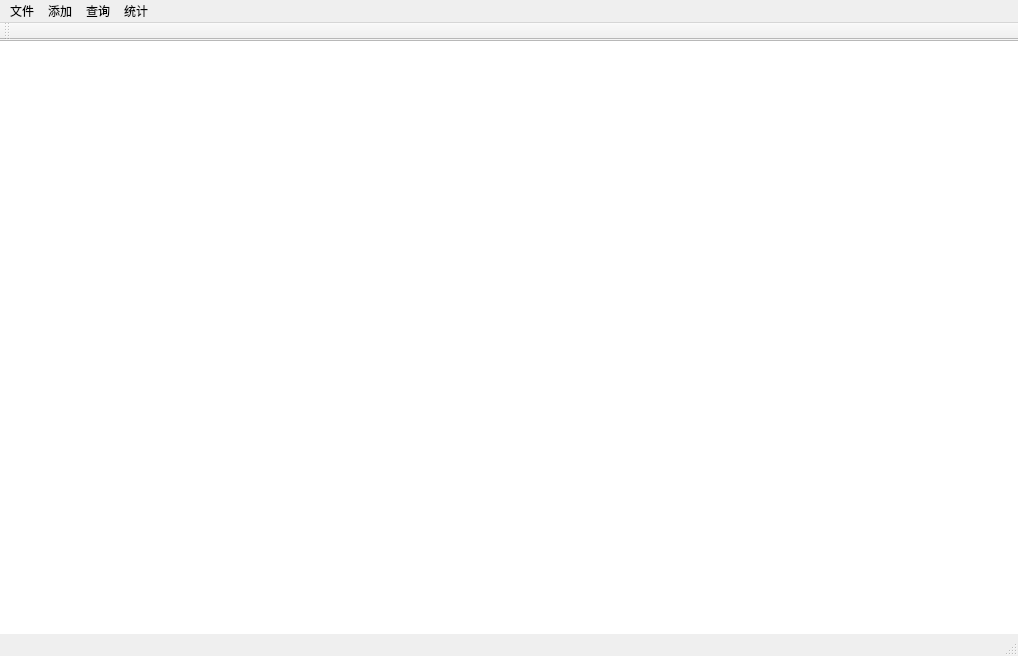
Above: Project/mainwindow.ui from viseator/C_Course_Design before the change. Below: the same form after it.
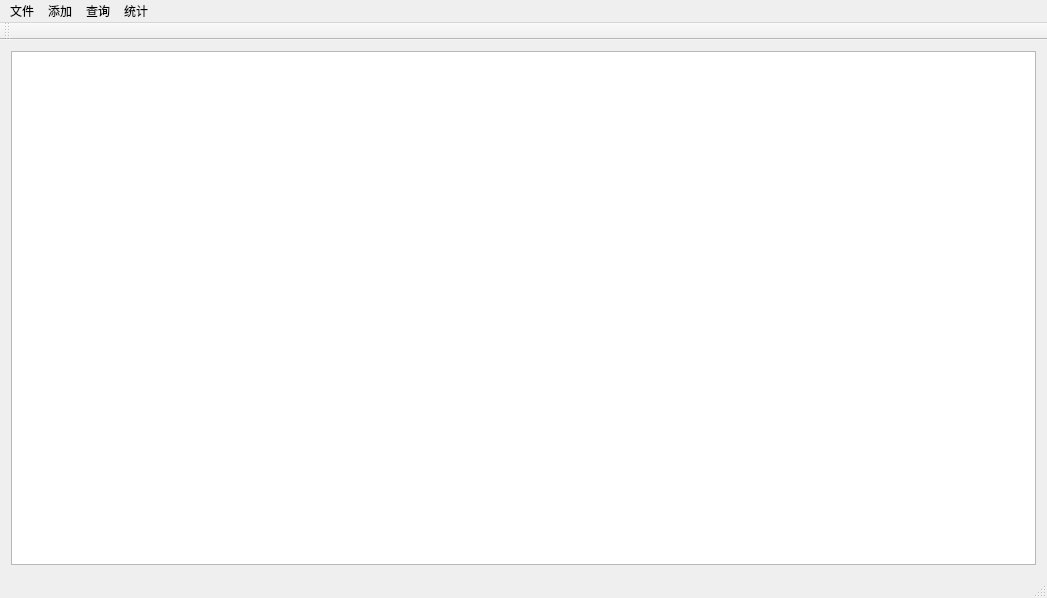
That is the form after the change.

What changed in the file:
```diff
--- a/Project/mainwindow.ui
+++ b/Project/mainwindow.ui
@@ -6,37 +6,26 @@
    <rect>
     <x>0</x>
     <y>0</y>
-    <width>1018</width>
-    <height>656</height>
+    <width>1047</width>
+    <height>598</height>
    </rect>
   </property>
   <property name="windowTitle">
    <string>学生信息管理系统</string>
   </property>
   <widget class="QWidget" name="centralWidget">
-   <widget class="QTableView" name="tableView">
-    <property name="geometry">
-     <rect>
-      <x>-10</x>
-      <y>0</y>
-      <width>1031</width>
-      <height>621</height>
-     </rect>
-    </property>
-    <property name="maximumSize">
-     <size>
-      <width>1031</width>
-      <height>621</height>
-     </size>
-    </property>
-   </widget>
+   <layout class="QGridLayout" name="gridLayout">
+    <item row="0" column="0">
+     <widget class="QTableView" name="tableView"/>
+    </item>
+   </layout>
   </widget>
   <widget class="QMenuBar" name="menuBar">
    <property name="geometry">
     <rect>
      <x>0</x>
      <y>0</y>
-     <width>1018</width>
+     <width>1047</width>
      <height>24</height>
     </rect>
    </property>
```
